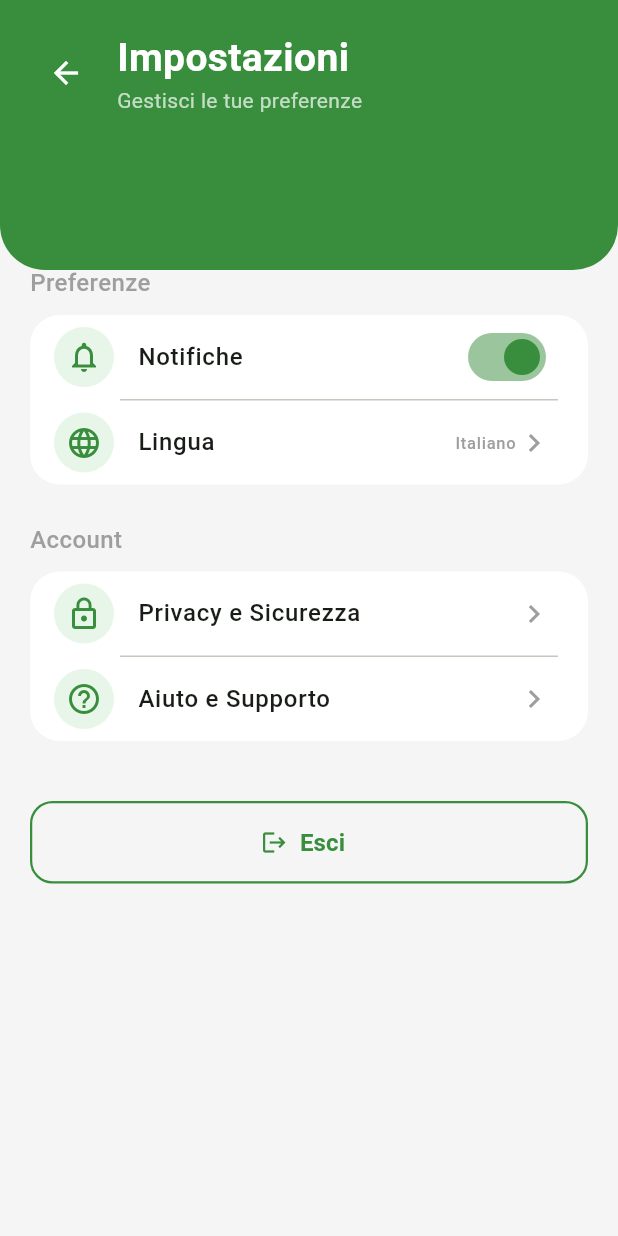
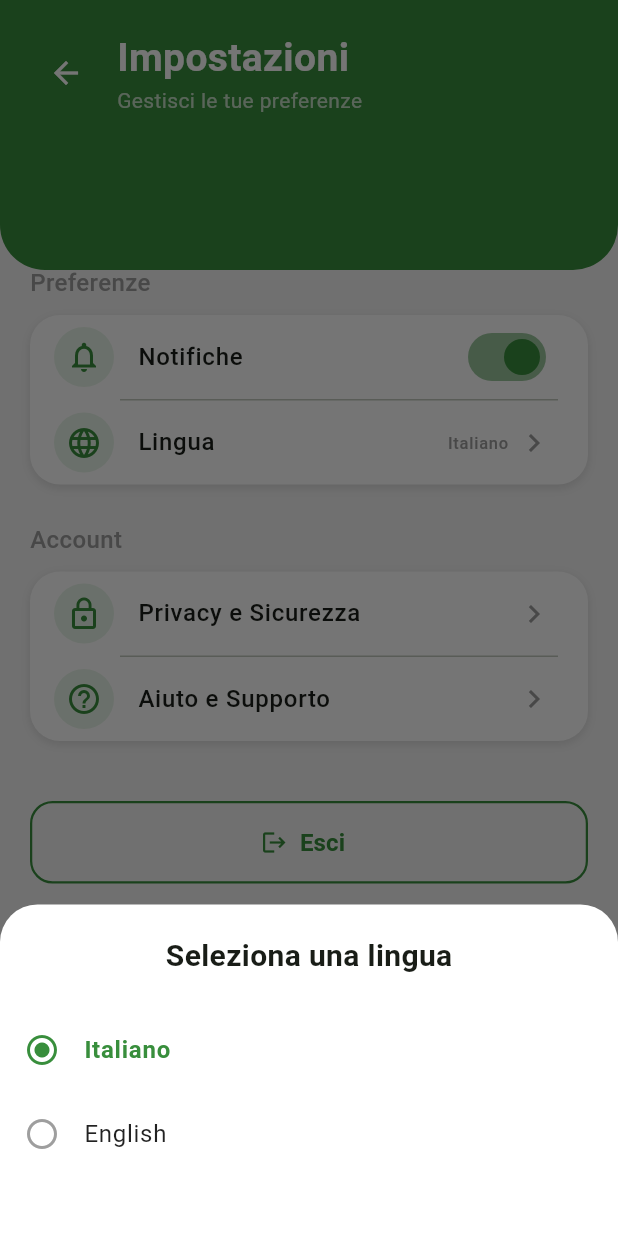
Before and after one commit to fraper02/CityClean, a Flutter app: the SettingsScreen screen opened directly, after a tap on "Lingua", on a phone screen of 412 x 824 dp. Run offline on Flutter 3.47's test engine with Material 3 defaults, Android fonts, the phone set to English and light mode, and no system bars; our stand-ins replace flutter_dotenv, flutter_map, flutter_secure_storage, geolocator, image_picker, latlong2 and 1 more; missing offline and left inert: mobile_scanner; accounts and stored records are empty; Roboto replaces fonts that are missing (Poppins); statements that could not run were skipped.

Commit message:
Aggiunta selezione lingua e pagine placeholder per "Privacy e Sicurezza" e "Aiuto e Supporto"

```diff
--- a/lib/screens/settings_screen.dart
+++ b/lib/screens/settings_screen.dart
@@ -1,7 +1,7 @@
 import 'package:flutter/material.dart';
-import '../services/supabase_service.dart';
+import '../services/supabase_service.dart'; // Per supabase
 import '../services/storage_service.dart';
-import '../components/auth_gate.dart';
+import '../components/auth_gate.dart'; // Importiamo AuthGate
 
 class SettingsScreen extends StatefulWidget {
   const SettingsScreen({super.key});
@@ -12,18 +12,80 @@ class SettingsScreen extends StatefulWidget {
 
 class _SettingsScreenState extends State<SettingsScreen> {
   bool _notificationsEnabled = true;
+  String _selectedLanguage = "Italiano";
 
+
+  // Funzione Logout
   Future<void> _signOut() async {
+
+    // 1. Pulisci i dati locali
     await StorageService.clearSession();
+
+    // 2. Logout da Supabase
     await supabase.auth.signOut();
 
     if (mounted) {
+      // 3. FIX: Invece di popUntil, usiamo pushAndRemoveUntil.
+      // Questo cancella TUTTA la storia di navigazione e riavvia l'app da AuthGate (o LoginScreen).
       Navigator.of(context).pushAndRemoveUntil(
         MaterialPageRoute(builder: (context) => const AuthGate()),
-        (route) => false,
+            (route) => false, // Rimuove tutte le rotte precedenti
       );
     }
   }
+  // 2. Funzione per mostrare il selettore di lingua
+  void _showLanguageBottomSheet(BuildContext context, Color primaryColor) {
+    final List<String> languages = ["Italiano", "English"];
+
+    showModalBottomSheet(
+      context: context,
+      backgroundColor: Colors.white,
+      shape: const RoundedRectangleBorder(
+        borderRadius: BorderRadius.vertical(top: Radius.circular(25.0)),
+      ),
+      builder: (context) {
+        return Padding(
+          padding: const EdgeInsets.symmetric(vertical: 20),
+          child: Column(
+            mainAxisSize: MainAxisSize.min,
+            children: [
+              const Text(
+                "Seleziona una lingua",
+                style: TextStyle(fontSize: 20, fontWeight: FontWeight.bold),
+              ),
+              const SizedBox(height: 20),
+              // Genera la lista delle lingue
+              ...languages.map((lang) {
+                final isSelected = lang == _selectedLanguage;
+                return ListTile(
+                  leading: isSelected
+                      ? Icon(Icons.radio_button_checked, color: primaryColor)
+                      : const Icon(Icons.radio_button_unchecked, color: Colors.grey),
+                  title: Text(
+                    lang,
+                    style: TextStyle(
+                      fontSize: 16,
+                      fontWeight: isSelected ? FontWeight.bold : FontWeight.normal,
+                      color: isSelected ? primaryColor : Colors.black87,
+                    ),
+                  ),
+                  onTap: () {
+                    // Aggiorna lo stato e chiudi il pannello
+                    setState(() {
+                      _selectedLanguage = lang;
+                    });
+                    Navigator.pop(context);
+                  },
+                );
+              }),
+              const SizedBox(height: 20),
+            ],
+          ),
+        );
+      },
+    );
+  }
+
 
   @override
   Widget build(BuildContext context) {
@@ -33,6 +95,7 @@ class _SettingsScreenState extends State<SettingsScreen> {
       backgroundColor: Colors.grey[100],
       body: Stack(
         children: [
+          // HEADER VERDE
           Container(
             height: 180,
             width: double.infinity,
@@ -44,12 +107,14 @@ class _SettingsScreenState extends State<SettingsScreen> {
               ),
             ),
           ),
+
           SafeArea(
             child: SingleChildScrollView(
               padding: const EdgeInsets.symmetric(horizontal: 20),
               child: Column(
                 crossAxisAlignment: CrossAxisAlignment.start,
                 children: [
+                  // Intestazione con tasto Indietro
                   Padding(
                     padding: const EdgeInsets.symmetric(vertical: 20),
                     child: Row(
@@ -75,15 +140,21 @@ class _SettingsScreenState extends State<SettingsScreen> {
                       ],
                     ),
                   ),
+
                   const SizedBox(height: 80),
+
+                  // SEZIONE PREFERENZE
                   const Text("Preferenze", style: TextStyle(color: Colors.grey, fontSize: 16, fontWeight: FontWeight.w500)),
                   const SizedBox(height: 10),
-                  Material(
-                    color: Colors.white,
-                    borderRadius: BorderRadius.circular(20),
-                    clipBehavior: Clip.antiAlias, // Ritaglia l'effetto ripple
+                  Container(
+                    decoration: BoxDecoration(
+                      color: Colors.white,
+                      borderRadius: BorderRadius.circular(20),
+                      boxShadow: [BoxShadow(color: Colors.black12, blurRadius: 5, offset: const Offset(0, 2))],
+                    ),
                     child: Column(
                       children: [
+                        // Switch Notifiche
                         SwitchListTile(
                           activeColor: primaryGreen,
                           secondary: Container(
@@ -100,6 +171,7 @@ class _SettingsScreenState extends State<SettingsScreen> {
                           },
                         ),
                         const Divider(height: 1, indent: 60, endIndent: 20),
+                        // Lingua (Placeholder)
                         ListTile(
                           leading: Container(
                             padding: const EdgeInsets.all(8),
@@ -107,39 +179,62 @@ class _SettingsScreenState extends State<SettingsScreen> {
                             child: Icon(Icons.language, color: primaryGreen),
                           ),
                           title: const Text("Lingua", style: TextStyle(fontWeight: FontWeight.w500)),
-                          trailing: const Row(
+                          trailing: Row(
                             mainAxisSize: MainAxisSize.min,
                             children: [
-                              Text("Italiano", style: TextStyle(color: Colors.grey)),
-                              Icon(Icons.chevron_right, color: Colors.grey),
+                              // Mostra la lingua attualmente selezionata
+                              Text(_selectedLanguage, style: const TextStyle(color: Colors.grey)),
+                              const SizedBox(width: 5),
+                              const Icon(Icons.chevron_right, color: Colors.grey),
                             ],
                           ),
-                          onTap: () {},
+                          onTap: () {
+                            // Apre il selettore
+                            _showLanguageBottomSheet(context, primaryGreen);
+                          },
                         ),
                       ],
                     ),
                   ),
+
                   const SizedBox(height: 25),
+
+                  // SEZIONE ACCOUNT
                   const Text("Account", style: TextStyle(color: Colors.grey, fontSize: 16, fontWeight: FontWeight.w500)),
                   const SizedBox(height: 10),
-                  Material(
-                    color: Colors.white,
-                    borderRadius: BorderRadius.circular(20),
-                    clipBehavior: Clip.antiAlias, // Ritaglia l'effetto ripple
+                  Container(
+                    decoration: BoxDecoration(
+                      color: Colors.white,
+                      borderRadius: BorderRadius.circular(20),
+                      boxShadow: [BoxShadow(color: Colors.black12, blurRadius: 5, offset: const Offset(0, 2))],
+                    ),
                     child: Column(
                       children: [
-                        _buildListTile(Icons.lock_outline, "Privacy e Sicurezza", primaryGreen),
+                        _buildListTile(
+                            Icons.lock_outline,
+                            "Privacy e Sicurezza",
+                            primaryGreen,
+                                () => Navigator.push(context, MaterialPageRoute(builder: (context) => _buildPlaceholderPage("Privacy e Sicurezza")))
+                        ),
                         const Divider(height: 1, indent: 60, endIndent: 20),
-                        _buildListTile(Icons.help_outline, "Aiuto e Supporto", primaryGreen),
+                        _buildListTile(
+                            Icons.help_outline,
+                            "Aiuto e Supporto",
+                            primaryGreen,
+                                () => Navigator.push(context, MaterialPageRoute(builder: (context) => _buildPlaceholderPage("Aiuto e Supporto")))
+                        ),
                       ],
                     ),
                   ),
+
                   const SizedBox(height: 40),
+
+                  // BOTTONE ESCI
                   SizedBox(
                     width: double.infinity,
                     height: 55,
                     child: OutlinedButton.icon(
-                      onPressed: _signOut,
+                      onPressed: _signOut, // Chiama la funzione corretta
                       style: OutlinedButton.styleFrom(
                         foregroundColor: primaryGreen,
                         side: BorderSide(color: primaryGreen, width: 1.5),
@@ -149,6 +244,7 @@ class _SettingsScreenState extends State<SettingsScreen> {
                       label: const Text("Esci", style: TextStyle(fontSize: 16, fontWeight: FontWeight.bold)),
                     ),
                   ),
+
                   const SizedBox(height: 30),
                 ],
               ),
@@ -159,7 +255,7 @@ class _SettingsScreenState extends State<SettingsScreen> {
     );
   }
 
-  Widget _buildListTile(IconData icon, String title, Color color) {
+  Widget _buildListTile(IconData icon, String title, Color color, VoidCallback onTap) {
     return ListTile(
       leading: Container(
         padding: const EdgeInsets.all(8),
@@ -168,7 +264,14 @@ class _SettingsScreenState extends State<SettingsScreen> {
       ),
       title: Text(title, style: const TextStyle(fontWeight: FontWeight.w500)),
       trailing: const Icon(Icons.chevron_right, color: Colors.grey),
-      onTap: () {},
+      onTap: onTap,
     );
   }
+  Widget _buildPlaceholderPage(String title) {
+    return Scaffold(
+      appBar: AppBar(title: Text(title), backgroundColor: Colors.green[700], foregroundColor: Colors.white),
+      body: Center(child: Text("Pagina $title")),
+    );
+  }
+
 }
```
